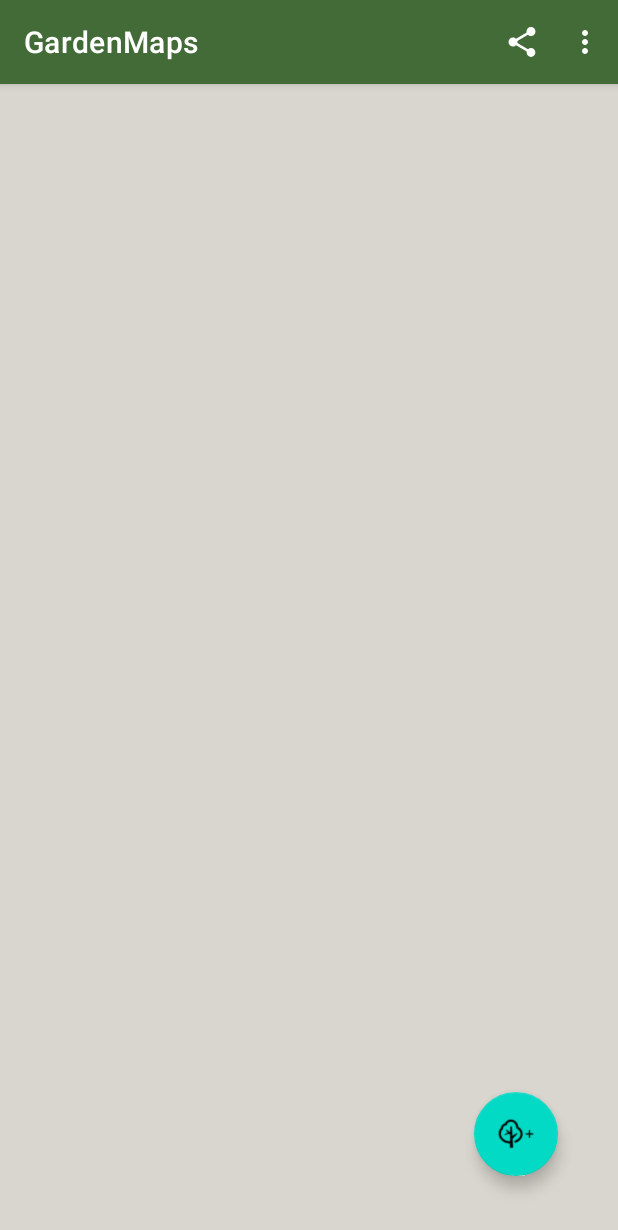
After one commit to DiaLyu/Mobile-Internet-application, an Android app: the PlotMapActivity screen opened directly, with no data from a screen before it, on a phone screen of 412 x 824 dp. The commit adds this screen. Shown: the top 1230 px of the screen. Run offline under Robolectric (Android 15) with nearby library versions, the phone set to English and light mode, and no system bars.

Commit message:
Add table Tree, added last screens

```diff
--- a/app/src/main/java/com/example/gardenmaps/AddPlotActivity.java
+++ b/app/src/main/java/com/example/gardenmaps/AddPlotActivity.java
@@ -6,6 +6,7 @@ import androidx.core.app.NavUtils;
 
 import android.content.ContentResolver;
 import android.content.ContentValues;
+import android.content.Intent;
 import android.net.Uri;
 import android.os.Bundle;
 import android.view.Menu;
@@ -51,6 +52,8 @@ public class AddPlotActivity extends AppCompatActivity {
         switch(item.getItemId()){
             case R.id.save_plot:
                 insertPlot();
+                Intent intent = new Intent(AddPlotActivity.this, PlotMapActivity.class);
+                startActivity(intent);
                 return true;
             case R.id.delete_plot:
                 return true;
--- /dev/null
+++ b/app/src/main/java/com/example/gardenmaps/PlotMapActivity.java
@@ -0,0 +1,59 @@
+package com.example.gardenmaps;
+
+import androidx.annotation.NonNull;
+import androidx.appcompat.app.AppCompatActivity;
+import androidx.core.app.NavUtils;
+
+import android.content.Intent;
+import android.os.Bundle;
+import android.view.Menu;
+import android.view.MenuItem;
+import android.view.View;
+
+import com.google.android.material.floatingactionbutton.FloatingActionButton;
+
+public class PlotMapActivity extends AppCompatActivity {
+
+    @Override
+    protected void onCreate(Bundle savedInstanceState) {
+        super.onCreate(savedInstanceState);
+        setContentView(R.layout.activity_plot_map);
+
+        // переменная с кнопкой добавления нового участка
+        FloatingActionButton floatingActionButton = findViewById(R.id.addTreeFloatingActionButton);
+        floatingActionButton.setOnClickListener(new View.OnClickListener() {
+            @Override
+            public void onClick(View view) {
+                Intent intent = new Intent(PlotMapActivity.this, AddTreeActivity.class);
+                startActivity(intent);
+            }
+        });
+    }
+
+    @Override
+    public boolean onCreateOptionsMenu(Menu menu) {
+        getMenuInflater().inflate(R.menu.plot_map_menu, menu);
+        return true;
+    }
+
+    @Override
+    public boolean onOptionsItemSelected(@NonNull MenuItem item) {
+        switch(item.getItemId()){
+            case R.id.share_plot:
+
+                return true;
+            case R.id.info_plot:
+
+                return true;
+
+            case R.id.main_screen:
+
+                return true;
+
+            case android.R.id.home:
+                NavUtils.navigateUpFromSameTask(this);
+        }
+
+        return super.onOptionsItemSelected(item);
+    }
+}
--- /dev/null
+++ b/app/src/main/res/drawable/ic_white_share_24.xml
@@ -0,0 +1,5 @@
+<vector android:height="24dp" android:tint="#FFFFFF"
+    android:viewportHeight="24" android:viewportWidth="24"
+    android:width="24dp" xmlns:android="http://schemas.android.com/apk/res/android">
+    <path android:fillColor="@android:color/white" android:pathData="M18,16.08c-0.76,0 -1.44,0.3 -1.96,0.77L8.91,12.7c0.05,-0.23 0.09,-0.46 0.09,-0.7s-0.04,-0.47 -0.09,-0.7l7.05,-4.11c0.54,0.5 1.25,0.81 2.04,0.81 1.66,0 3,-1.34 3,-3s-1.34,-3 -3,-3 -3,1.34 -3,3c0,0.24 0.04,0.47 0.09,0.7L8.04,9.81C7.5,9.31 6.79,9 6,9c-1.66,0 -3,1.34 -3,3s1.34,3 3,3c0.79,0 1.5,-0.31 2.04,-0.81l7.12,4.16c-0.05,0.21 -0.08,0.43 -0.08,0.65 0,1.61 1.31,2.92 2.92,2.92 1.61,0 2.92,-1.31 2.92,-2.92s-1.31,-2.92 -2.92,-2.92z"/>
+</vector>
--- /dev/null
+++ b/app/src/main/res/layout/activity_plot_map.xml
@@ -0,0 +1,23 @@
+<?xml version="1.0" encoding="utf-8"?>
+<RelativeLayout xmlns:android="http://schemas.android.com/apk/res/android"
+    xmlns:app="http://schemas.android.com/apk/res-auto"
+    xmlns:tools="http://schemas.android.com/tools"
+    android:layout_width="match_parent"
+    android:layout_height="match_parent"
+    android:background="#D9D6CF"
+    tools:context=".PlotMapActivity">
+
+
+    <com.google.android.material.floatingactionbutton.FloatingActionButton
+        android:id="@+id/addTreeFloatingActionButton"
+        android:layout_width="wrap_content"
+        android:layout_height="wrap_content"
+        android:layout_alignParentEnd="true"
+        android:layout_alignParentBottom="true"
+        android:layout_marginEnd="40dp"
+        android:layout_marginBottom="40dp"
+        android:clickable="true"
+        android:focusable="true"
+        app:srcCompat="@drawable/add_tree" />
+
+</RelativeLayout>
--- /dev/null
+++ b/app/src/main/res/menu/plot_map_menu.xml
@@ -0,0 +1,22 @@
+<?xml version="1.0" encoding="utf-8"?>
+<menu xmlns:android="http://schemas.android.com/apk/res/android"
+    xmlns:app="http://schemas.android.com/apk/res-auto">
+    <item
+        android:id="@+id/share_plot"
+        android:title="Поделиться"
+        android:icon="@drawable/ic_white_share_24"
+        app:showAsAction="always"
+        />
+
+    <item
+        android:id="@+id/info_plot"
+        android:title="Данные участка"
+        app:showAsAction="never"
+        />
+
+    <item
+        android:id="@+id/main_screen"
+        android:title="Главный экран"
+        app:showAsAction="never"
+        />
+</menu>
```
Also changed, not shown: app/src/main/AndroidManifest.xml (+17 -2 lines), app/src/main/java/com/example/gardenmaps/AddTreeActivity.java (added, +14 -0 lines), app/src/main/java/com/example/gardenmaps/data/GardenMapsContentProvider.java (+43 -0 lines), app/src/main/java/com/example/gardenmaps/data/GardenMapsContract.java (+26 -0 lines), app/src/main/java/com/example/gardenmaps/data/GardenMapsDBOpenHelper.java (+16 -2 lines), app/src/main/res/layout/activity_add_tree.xml (added, +9 -0 lines), app/src/main/res/drawable-v24/add_tree.png (added).
